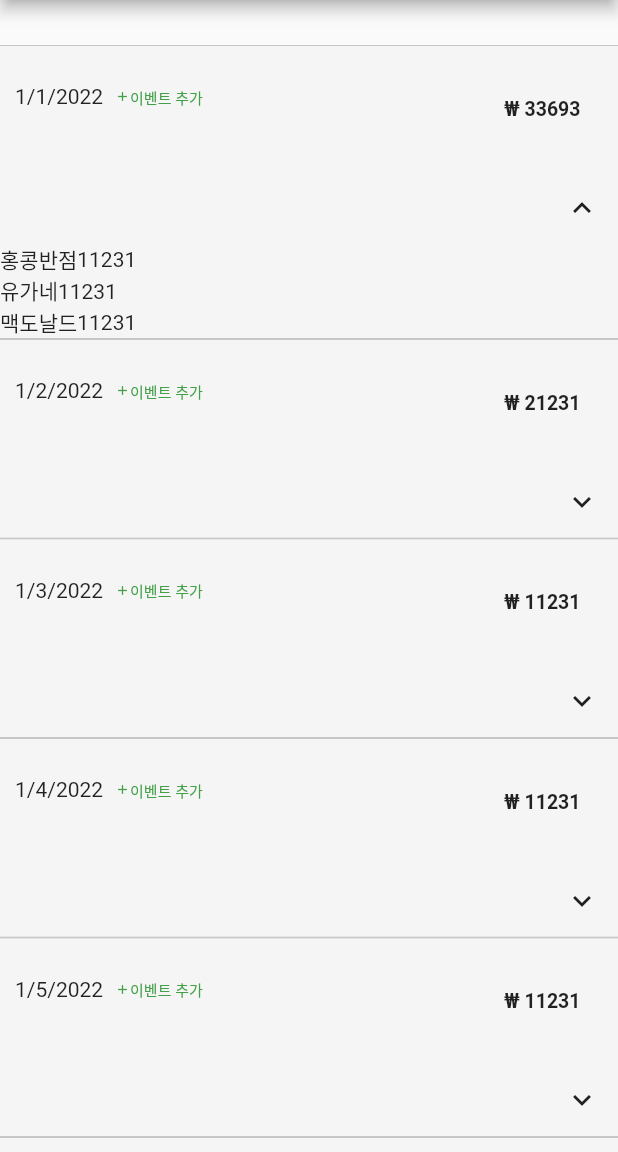
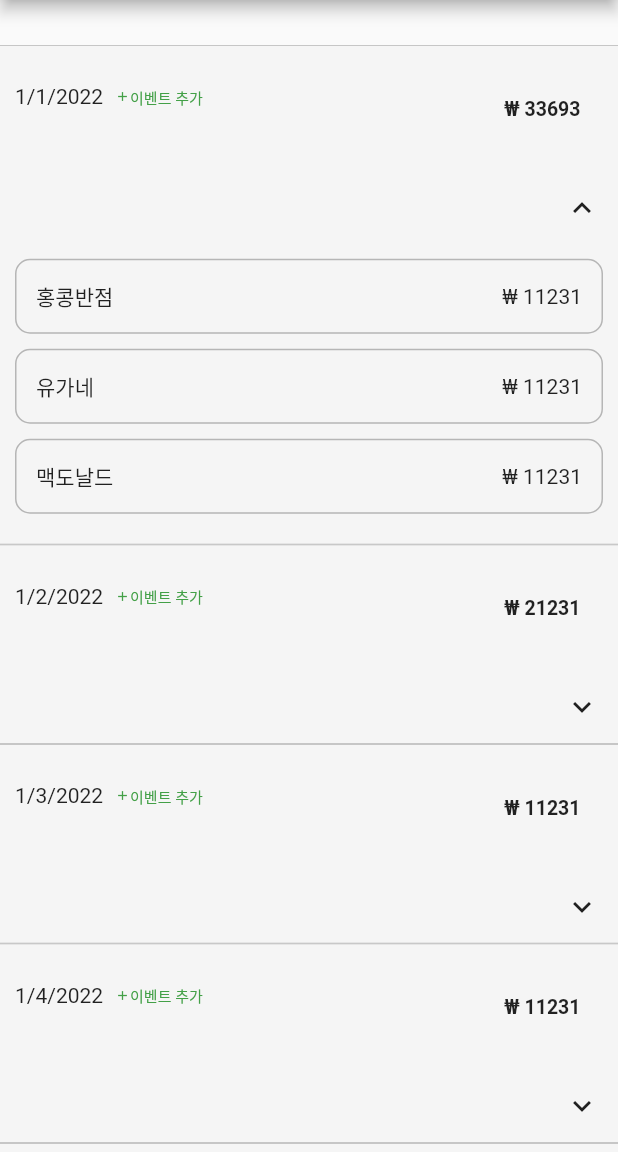
Before and after one commit to tyange/ttattogat_flutter, a Flutter app: the screen it shows after launch, after a tap on the "keyboard arrow down" icon, on a phone screen of 412 x 824 dp, the part 84-1236 px from its top. Run offline on Flutter 3.47's test engine with Material 2 defaults, Android fonts, the phone set to English and light mode, and no system bars; Roboto replaces fonts that are missing (Gowun Dodum, Pretendard).

Commit message:
styling event item

```diff
--- a/lib/widgets/day_item.dart
+++ b/lib/widgets/day_item.dart
@@ -124,10 +124,14 @@ class _DayItemState extends State<DayItem> {
                 ),
                 if (_showEvents)
                   Flexible(
-                    child: Column(
-                      children: widget.day.events
-                          .map((e) => EventItem(key: ValueKey(e.id), event: e))
-                          .toList(),
+                    child: Container(
+                      padding: const EdgeInsets.all(10),
+                      child: Column(
+                        children: widget.day.events
+                            .map(
+                                (e) => EventItem(key: ValueKey(e.id), event: e))
+                            .toList(),
+                      ),
                     ),
                   ),
               ],
--- a/lib/widgets/event_item.dart
+++ b/lib/widgets/event_item.dart
@@ -8,13 +8,31 @@ class EventItem extends StatelessWidget {
 
   @override
   Widget build(BuildContext context) {
-    return Row(
-      children: <Widget>[
-        Text(event.title),
-        Text(
-          event.amount.toString(),
+    return Container(
+      constraints: const BoxConstraints(
+        minHeight: 50,
+      ),
+      decoration: BoxDecoration(
+        border: Border.all(
+          color: Colors.black26,
+          width: 1,
+          style: BorderStyle.solid,
         ),
-      ],
+        borderRadius: const BorderRadius.all(
+          Radius.circular(10),
+        ),
+      ),
+      margin: const EdgeInsets.fromLTRB(0, 0, 0, 10),
+      padding: const EdgeInsets.fromLTRB(13, 5, 13, 5),
+      child: Row(
+        mainAxisAlignment: MainAxisAlignment.spaceBetween,
+        children: <Widget>[
+          Text(event.title),
+          Text(
+            "₩ ${event.amount.toString()}",
+          ),
+        ],
+      ),
     );
   }
 }
```
